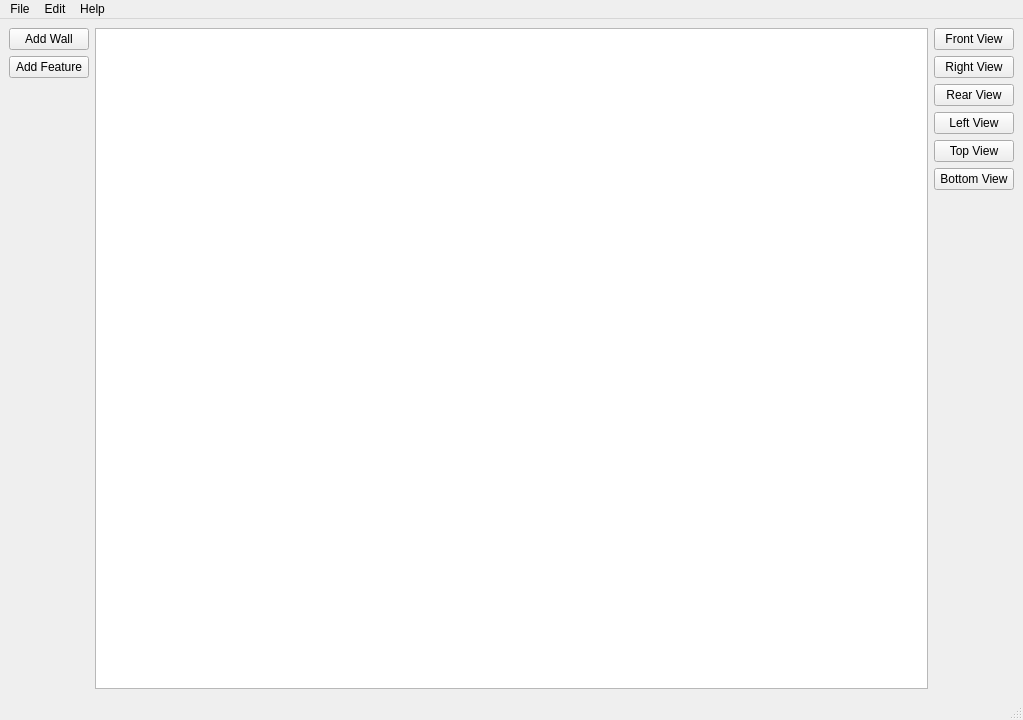
penguintutor/lc-building, file mainwindow.ui: the form before one commit.
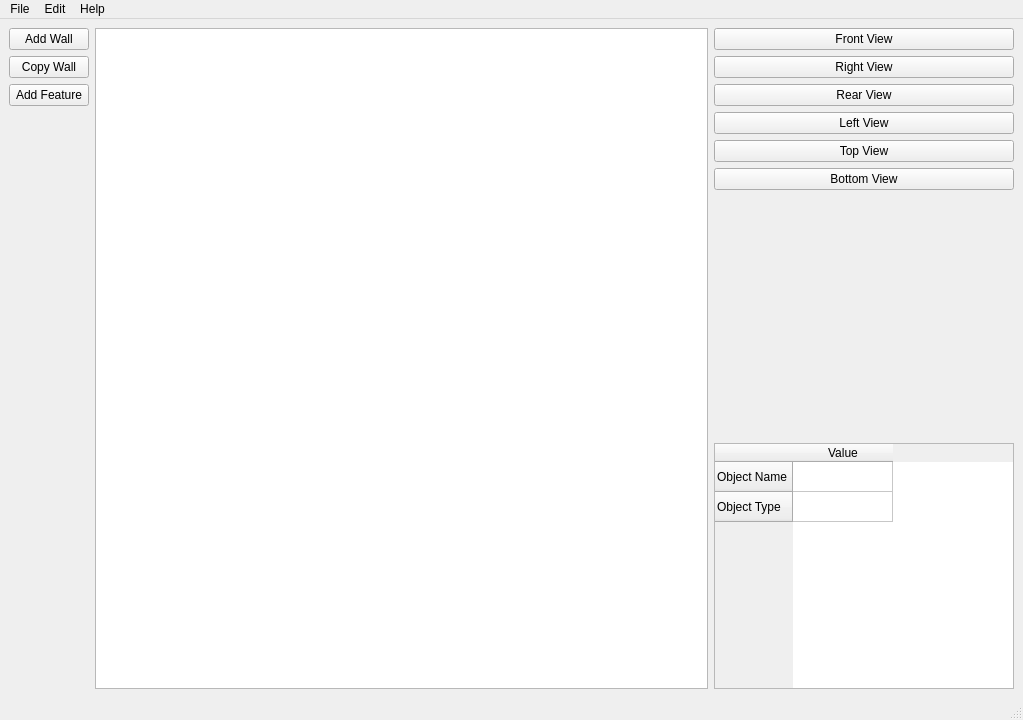
The form after the commit. Icons and pictures are not drawn.

The edit to the form file:
```diff
--- a/mainwindow.ui
+++ b/mainwindow.ui
@@ -29,6 +29,13 @@
           </property>
          </widget>
         </item>
+        <item>
+         <widget class="QPushButton" name="copyWallButton">
+          <property name="text">
+           <string>Copy Wall</string>
+          </property>
+         </widget>
+        </item>
         <item>
          <widget class="QPushButton" name="addFeatureButton">
           <property name="text">
@@ -64,6 +71,12 @@
             <verstretch>0</verstretch>
            </sizepolicy>
           </property>
+          <property name="minimumSize">
+           <size>
+            <width>600</width>
+            <height>500</height>
+           </size>
+          </property>
           <property name="resizeAnchor">
            <enum>QGraphicsView::AnchorViewCenter</enum>
           </property>
@@ -128,6 +141,31 @@
           </property>
          </spacer>
         </item>
+        <item>
+         <widget class="QTableWidget" name="tableWidget">
+          <property name="maximumSize">
+           <size>
+            <width>300</width>
+            <height>16777215</height>
+           </size>
+          </property>
+          <row>
+           <property name="text">
+            <string>Object Name</string>
+           </property>
+          </row>
+          <row>
+           <property name="text">
+            <string>Object Type</string>
+           </property>
+          </row>
+          <column>
+           <property name="text">
+            <string>Value</string>
+           </property>
+          </column>
+         </widget>
+        </item>
        </layout>
       </item>
      </layout>
```
Left out of the diff: 4 changed lines with no effect on the pictures.
